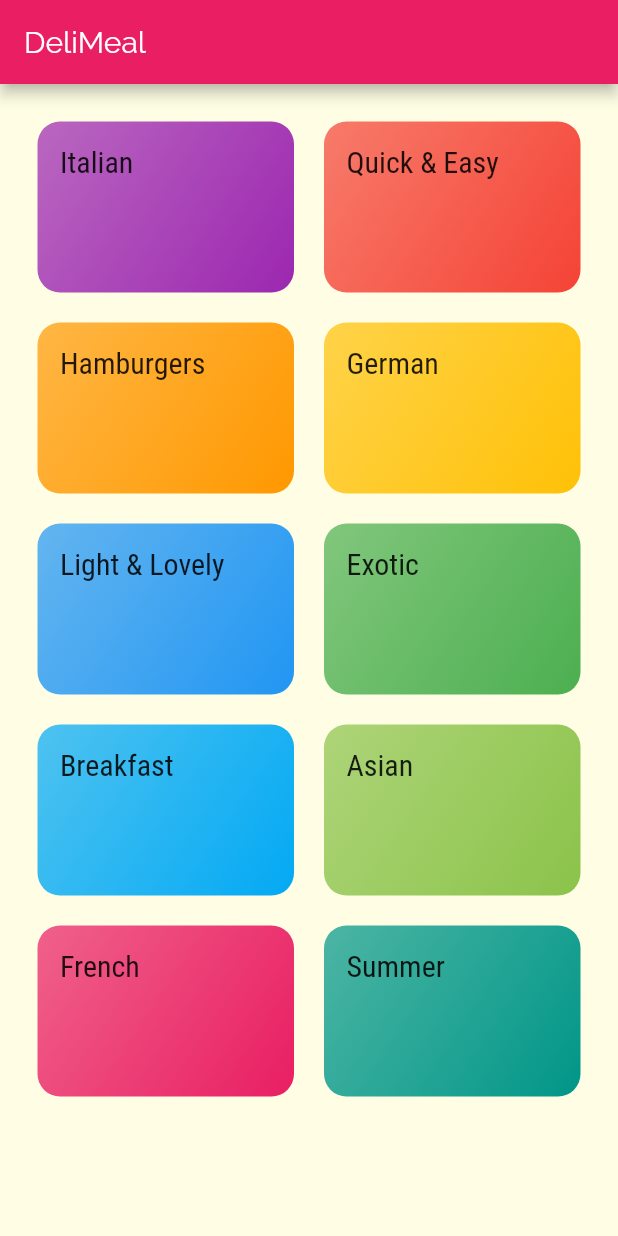
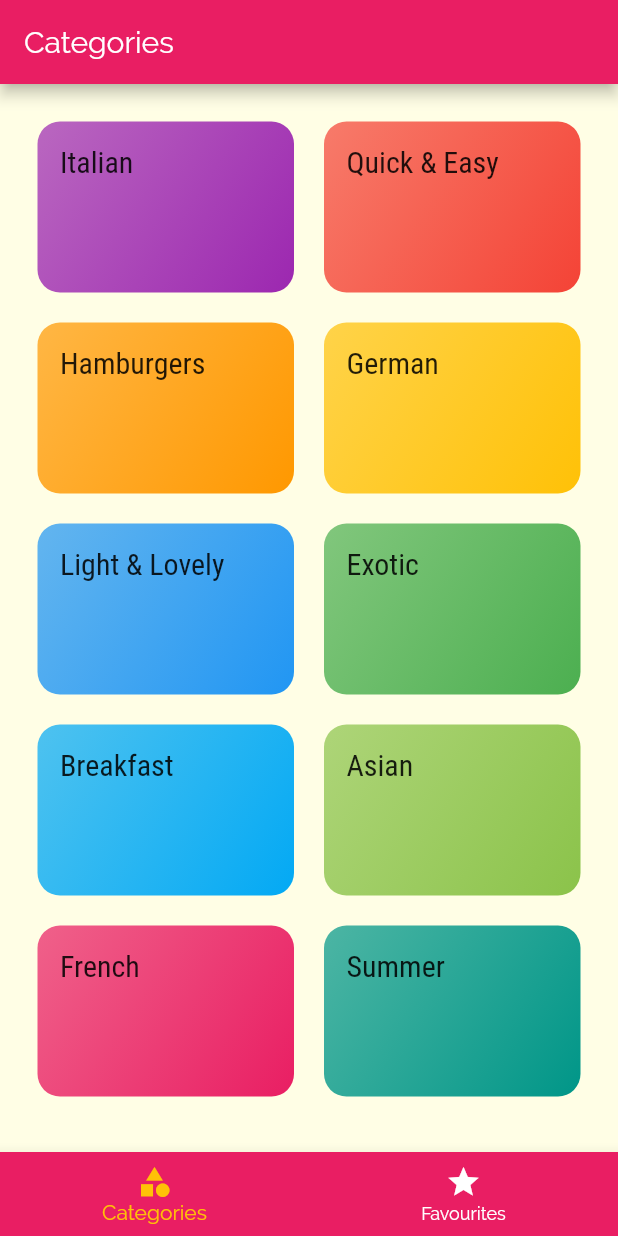
Before and after one commit to pmbos/flutter_03_meals_app, a Flutter app: the screen it shows after launch, on a phone screen of 412 x 824 dp. Run offline on Flutter 3.47's test engine with Material 2 defaults, Android fonts, the phone set to English and light mode, and no system bars.

Commit message:
Added tabs

```diff
--- a/lib/main.dart
+++ b/lib/main.dart
@@ -1,6 +1,7 @@
 import 'package:flutter/material.dart';
 import 'package:flutter_03_meals_app/screens/category_meals_screen.dart';
 import 'package:flutter_03_meals_app/screens/meal_detail_screen.dart';
+import 'package:flutter_03_meals_app/screens/tab_screen.dart';
 
 import 'screens/categories_screen.dart';
 
@@ -30,7 +31,7 @@ class MyApp extends StatelessWidget {
             ),
         visualDensity: VisualDensity.adaptivePlatformDensity,
       ),
-      home: CategoriesScreen(),
+      home: TabsScreen(),
       routes: {
         CategoryMealsScreen.ROUTE: (ctx) => CategoryMealsScreen(),
         MealDetailScreen.ROUTE: (ctx) => MealDetailScreen(),
--- a/lib/screens/categories_screen.dart
+++ b/lib/screens/categories_screen.dart
@@ -1,17 +1,12 @@
 import 'package:flutter/material.dart';
 
 import '../dummy_data.dart';
-
 import '../widgets/category_item.dart';
 
 class CategoriesScreen extends StatelessWidget {
   @override
   Widget build(BuildContext context) {
-    return Scaffold(
-      appBar: AppBar(
-        title: const Text('DeliMeal'),
-      ),
-      body: GridView(
+    return GridView(
       padding: const EdgeInsets.all(25),
       gridDelegate: SliverGridDelegateWithMaxCrossAxisExtent(
         maxCrossAxisExtent: 200,
@@ -28,7 +23,6 @@ class CategoriesScreen extends StatelessWidget {
             ),
           )
           .toList(),
-      ),
     );
   }
 }
--- /dev/null
+++ b/lib/screens/favourites_screen.dart
@@ -0,0 +1,10 @@
+import 'package:flutter/material.dart';
+
+class FavouritesScreen extends StatelessWidget {
+  @override
+  Widget build(BuildContext context) {
+    return Center(
+      child: Text('Favourites screen'),
+    );
+  }
+}
--- /dev/null
+++ b/lib/screens/tab_screen.dart
@@ -0,0 +1,50 @@
+import 'package:flutter/material.dart';
+import 'package:flutter_03_meals_app/screens/categories_screen.dart';
+import 'package:flutter_03_meals_app/screens/favourites_screen.dart';
+
+class TabsScreen extends StatefulWidget {
+  @override
+  _TabsScreenState createState() => _TabsScreenState();
+}
+
+class _TabsScreenState extends State<TabsScreen> {
+  final List<Map<String, dynamic>> _pages = [
+    {'page': CategoriesScreen(), 'title': 'Categories'},
+    {'page': FavouritesScreen(), 'title': 'Favourites'}
+  ];
+
+  int _selectedPageIndex = 0;
+
+  void _selectPage(int index) {
+    setState(() {
+      _selectedPageIndex = index;
+    });
+  }
+
+  @override
+  Widget build(BuildContext context) {
+    return Scaffold(
+      appBar: AppBar(
+        title: Text(_pages[_selectedPageIndex]['title']),
+      ),
+      body: _pages[_selectedPageIndex]['page'],
+      bottomNavigationBar: BottomNavigationBar(
+        onTap: _selectPage,
+        backgroundColor: Theme.of(context).primaryColor,
+        unselectedItemColor: Colors.white,
+        selectedItemColor: Theme.of(context).accentColor,
+        currentIndex: _selectedPageIndex,
+        items: [
+          BottomNavigationBarItem(
+            icon: Icon(Icons.category),
+            label: 'Categories',
+          ),
+          BottomNavigationBarItem(
+            icon: Icon(Icons.star),
+            label: 'Favourites',
+          ),
+        ],
+      ),
+    );
+  }
+}
```
Lines whose indentation alone changed are shown as unchanged.
